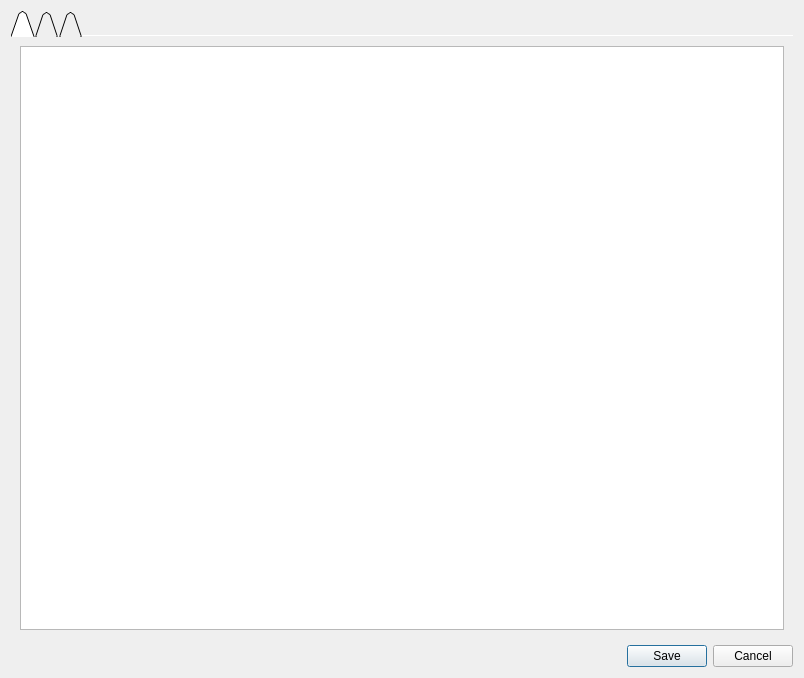
Qt form ui/scene_editor.ui (zkovari/plotlyst) before a commit.
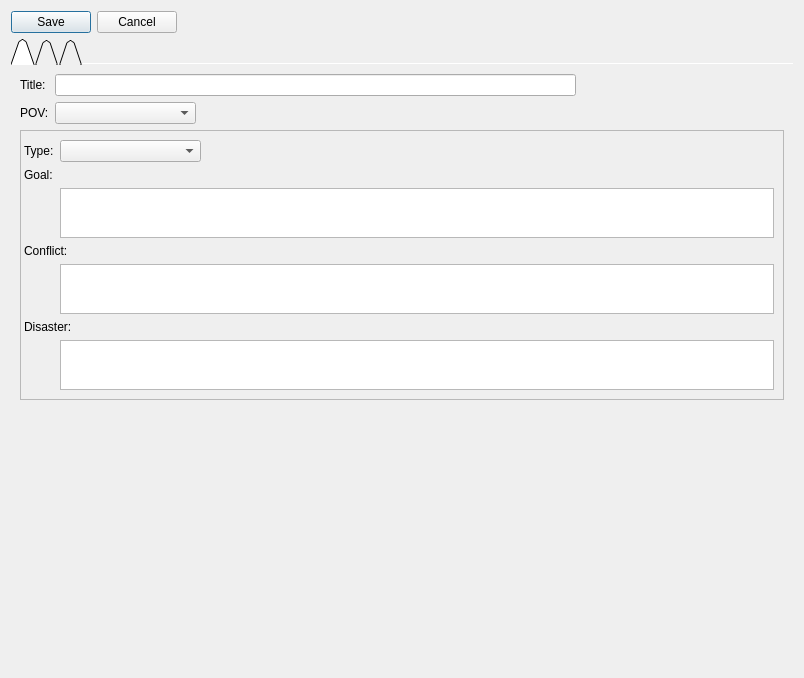
The same form after that commit.

Commit message: Add events, move rows

What changed in the file:
```diff
--- a/ui/scene_editor.ui
+++ b/ui/scene_editor.ui
@@ -14,6 +14,13 @@
    <string>Form</string>
   </property>
   <layout class="QVBoxLayout" name="verticalLayout">
+   <item alignment="Qt::AlignLeft">
+    <widget class="QDialogButtonBox" name="buttonBox">
+     <property name="standardButtons">
+      <set>QDialogButtonBox::Cancel|QDialogButtonBox::Save</set>
+     </property>
+    </widget>
+   </item>
    <item>
     <widget class="QTabWidget" name="tabWidget">
      <property name="tabShape">
@@ -38,26 +45,158 @@
       <attribute name="title">
        <string/>
       </attribute>
-      <layout class="QVBoxLayout" name="verticalLayout_2">
-       <item>
-        <widget class="QTableView" name="tblSceneEditor">
-         <property name="editTriggers">
-          <set>QAbstractItemView::AnyKeyPressed|QAbstractItemView::CurrentChanged|QAbstractItemView::DoubleClicked|QAbstractItemView::EditKeyPressed</set>
+      <layout class="QFormLayout" name="formLayout_2">
+       <item row="0" column="0">
+        <widget class="QLabel" name="label">
+         <property name="text">
+          <string>Title:</string>
          </property>
-         <attribute name="horizontalHeaderVisible">
-          <bool>false</bool>
-         </attribute>
-         <attribute name="horizontalHeaderStretchLastSection">
-          <bool>true</bool>
-         </attribute>
-         <attribute name="verticalHeaderVisible">
-          <bool>false</bool>
-         </attribute>
-         <attribute name="verticalHeaderDefaultSectionSize">
-          <number>21</number>
-         </attribute>
         </widget>
        </item>
+       <item row="0" column="1">
+        <widget class="QLineEdit" name="lineTitle">
+         <property name="maximumSize">
+          <size>
+           <width>521</width>
+           <height>16777215</height>
+          </size>
+         </property>
+        </widget>
+       </item>
+       <item row="1" column="0">
+        <widget class="QLabel" name="label_2">
+         <property name="text">
+          <string>POV:</string>
+         </property>
+        </widget>
+       </item>
+       <item row="1" column="1">
+        <widget class="QComboBox" name="cbPov">
+         <property name="maximumSize">
+          <size>
+           <width>141</width>
+           <height>16777215</height>
+          </size>
+         </property>
+        </widget>
+       </item>
+       <item row="2" column="0" colspan="2">
+        <widget class="QFrame" name="frame">
+         <property name="frameShape">
+          <enum>QFrame::StyledPanel</enum>
+         </property>
+         <property name="frameShadow">
+          <enum>QFrame::Raised</enum>
+         </property>
+         <layout class="QFormLayout" name="formLayout">
+          <property name="leftMargin">
+           <number>3</number>
+          </property>
+          <item row="0" column="0">
+           <widget class="QLabel" name="label_3">
+            <property name="text">
+             <string>Type:</string>
+            </property>
+           </widget>
+          </item>
+          <item row="0" column="1">
+           <widget class="QComboBox" name="cbType">
+            <property name="maximumSize">
+             <size>
+              <width>141</width>
+              <height>16777215</height>
+             </size>
+            </property>
+            <item>
+             <property name="text">
+              <string/>
+             </property>
+            </item>
+            <item>
+             <property name="text">
+              <string>action</string>
+             </property>
+            </item>
+            <item>
+             <property name="text">
+              <string>reaction</string>
+             </property>
+            </item>
+           </widget>
+          </item>
+          <item row="2" column="0" colspan="2">
+           <widget class="QLabel" name="lblType1">
+            <property name="text">
+             <string>Goal:</string>
+            </property>
+           </widget>
+          </item>
+          <item row="3" column="1">
+           <widget class="QTextEdit" name="textEvent1">
+            <property name="maximumSize">
+             <size>
+              <width>16777215</width>
+              <height>50</height>
+             </size>
+            </property>
+           </widget>
+          </item>
+          <item row="4" column="0" colspan="2">
+           <widget class="QLabel" name="lblType2">
+            <property name="text">
+             <string>Conflict:</string>
+            </property>
+           </widget>
+          </item>
+          <item row="6" column="1">
+           <widget class="QTextEdit" name="textEvent2">
+            <property name="sizePolicy">
+             <sizepolicy hsizetype="Expanding" vsizetype="Preferred">
+              <horstretch>0</horstretch>
+              <verstretch>0</verstretch>
+             </sizepolicy>
+            </property>
+            <property name="maximumSize">
+             <size>
+              <width>16777215</width>
+              <height>50</height>
+             </size>
+            </property>
+           </widget>
+          </item>
+          <item row="7" column="0" colspan="2">
+           <widget class="QLabel" name="lblType3">
+            <property name="text">
+             <string>Disaster:</string>
+            </property>
+           </widget>
+          </item>
+          <item row="8" column="1">
+           <widget class="QTextEdit" name="textEvent3">
+            <property name="maximumSize">
+             <size>
+              <width>16777215</width>
+              <height>50</height>
+             </size>
+            </property>
+           </widget>
+          </item>
+         </layout>
+        </widget>
+       </item>
+       <item row="3" column="1">
+        <spacer name="verticalSpacer">
+         <property name="orientation">
+          <enum>Qt::Vertical</enum>
+         </property>
+         <property name="sizeHint" stdset="0">
+          <size>
+           <width>20</width>
+           <height>40</height>
+          </size>
+         </property>
+        </spacer>
+       </item>
       </layout>
      </widget>
      <widget class="QWidget" name="tabSynopsis">
@@ -102,13 +241,6 @@
      </widget>
     </widget>
    </item>
-   <item>
-    <widget class="QDialogButtonBox" name="buttonBox">
-     <property name="standardButtons">
-      <set>QDialogButtonBox::Cancel|QDialogButtonBox::Save</set>
-     </property>
-    </widget>
-   </item>
   </layout>
  </widget>
  <resources/>
```
Left out of the diff: 3 changed lines with no effect on the pictures. The commit also changes 6 other files.
